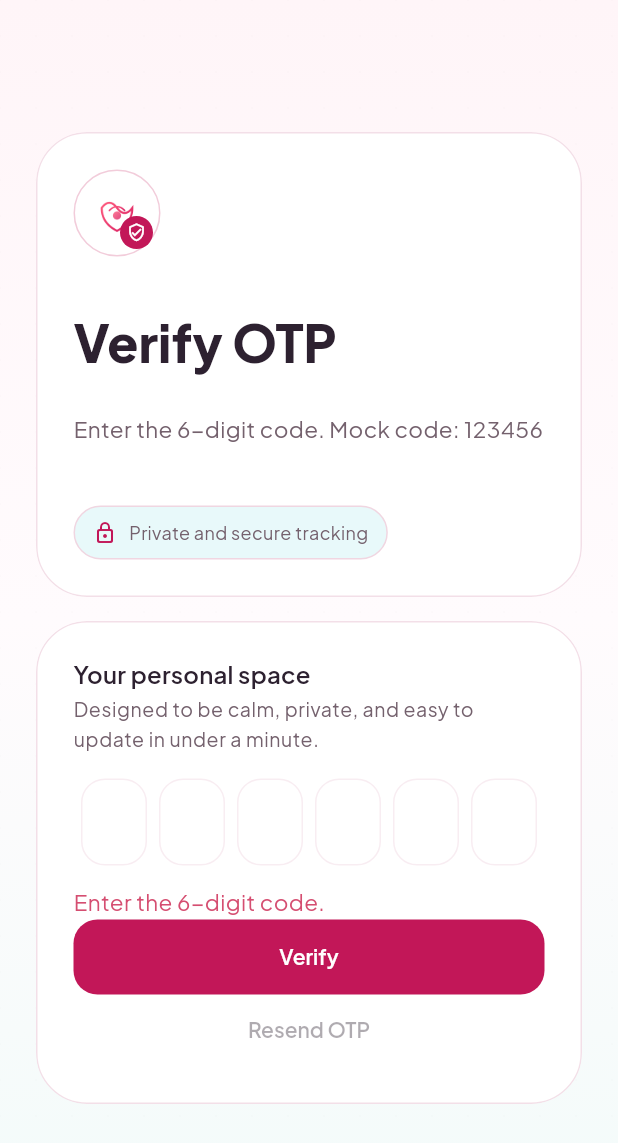
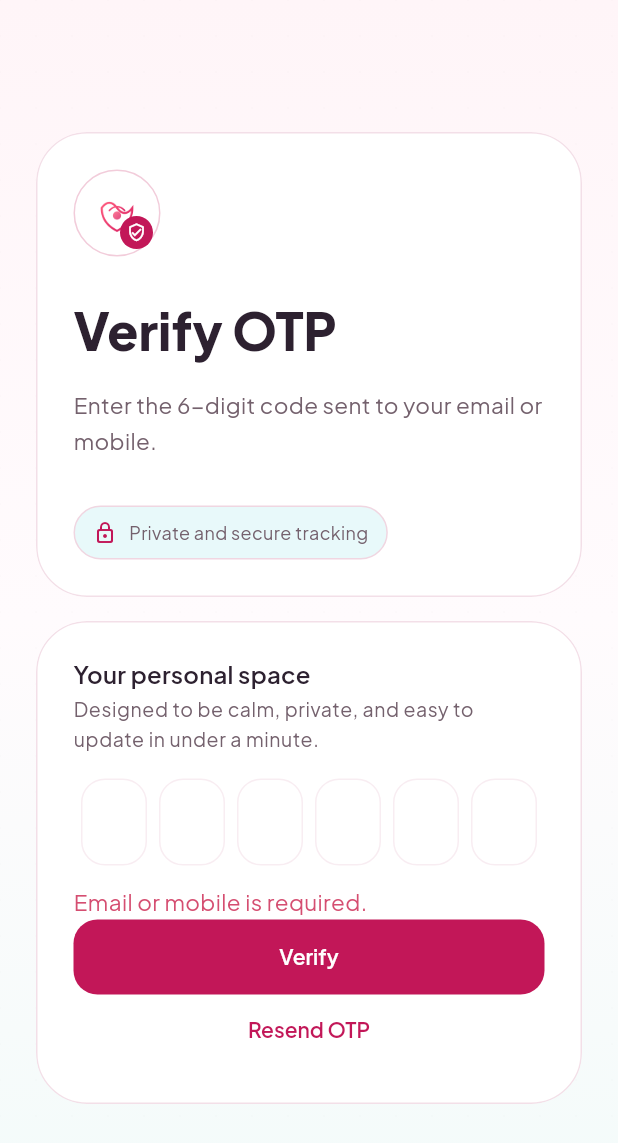
Before and after one commit to surajdevopscse/her_wellness_calender_app, a Flutter app: the VerifyOtpPage screen opened by its route, after a tap on "Verify", after a tap on "Resend OTP", on a phone screen of 412 x 824 dp. Shown: the top 1143 px of the screen. Run offline on Flutter 3.47's test engine with Material 3 defaults, Android fonts, the phone set to English and light mode, and no system bars; our stand-ins replace fl_chart, get, google_fonts, printing, shared_preferences, table_calendar; accounts and stored records are empty; network calls fail; project files that could hold a hidden picture were left out.

Commit message:
Some fixes

```diff
--- a/lib/features/women_wellness/authentication/presentation/bindings/authentication_binding.dart
+++ b/lib/features/women_wellness/authentication/presentation/bindings/authentication_binding.dart
@@ -44,7 +44,10 @@
       fenix: true,
     );
     Get.lazyPut(
-      () => VerifyOtpController(Get.find<VerifyOtpUseCase>()),
+      () => VerifyOtpController(
+        Get.find<VerifyOtpUseCase>(),
+        Get.find<ForgotPasswordUseCase>(),
+      ),
       fenix: true,
     );
   }
--- a/lib/features/women_wellness/authentication/presentation/controllers/forgot_password_controller.dart
+++ b/lib/features/women_wellness/authentication/presentation/controllers/forgot_password_controller.dart
@@ -25,15 +25,15 @@
     isLoading.value = true;
     try {
       await forgotPasswordUseCase(emailOrMobile: emailController.text.trim());
-      successMessage.value = 'Reset instructions sent.';
+      successMessage.value = 'Reset code sent.';
       Get.toNamed(
-        AuthenticationRoutes.resetPassword,
+        AuthenticationRoutes.verifyOtp,
         arguments: emailController.text.trim(),
       );
     } on AppException catch (error) {
       errorMessage.value = error.message;
     } catch (_) {
-      errorMessage.value = 'Unable to send reset link.';
+      errorMessage.value = 'Unable to send reset code.';
     } finally {
       isLoading.value = false;
     }
--- a/lib/features/women_wellness/authentication/presentation/controllers/verify_otp_controller.dart
+++ b/lib/features/women_wellness/authentication/presentation/controllers/verify_otp_controller.dart
@@ -2,16 +2,19 @@
 import 'package:get/get.dart';
 
 import 'package:her_wellness_calender/core/errors/exceptions.dart';
+import 'package:her_wellness_calender/features/women_wellness/authentication/authentication_routes.dart';
+import 'package:her_wellness_calender/features/women_wellness/authentication/domain/usecases/forgot_password_usecase.dart';
 import 'package:her_wellness_calender/features/women_wellness/authentication/domain/usecases/verify_otp_usecase.dart';
-import 'package:her_wellness_calender/features/women_wellness/core/routes/wellness_routes.dart';
 
 class VerifyOtpController extends GetxController {
-  VerifyOtpController(this.verifyOtpUseCase);
+  VerifyOtpController(this.verifyOtpUseCase, this.forgotPasswordUseCase);
 
   final VerifyOtpUseCase verifyOtpUseCase;
+  final ForgotPasswordUseCase forgotPasswordUseCase;
 
   final emailOrMobile = ''.obs;
   final otpControllers = List.generate(6, (_) => TextEditingController());
+  final otpFocusNodes = List.generate(6, (_) => FocusNode());
   final isLoading = false.obs;
   final errorMessage = ''.obs;
   final canResend = true.obs;
@@ -19,24 +22,37 @@
   @override
   void onInit() {
     super.onInit();
-    emailOrMobile.value = (Get.arguments as String?) ?? 'demo@wellness.local';
+    emailOrMobile.value = (Get.arguments as String?) ?? '';
   }
 
   String get otp => otpControllers.map((c) => c.text).join();
 
+  void handleOtpChanged(int index, String value) {
+    if (value.isNotEmpty && index < otpFocusNodes.length - 1) {
+      otpFocusNodes[index + 1].requestFocus();
+    }
+    if (value.isEmpty && index > 0) {
+      otpFocusNodes[index - 1].requestFocus();
+    }
+  }
+
   Future<void> verify() async {
     errorMessage.value = '';
+    if (emailOrMobile.value.isEmpty) {
+      errorMessage.value = 'Email or mobile is required.';
+      return;
+    }
     if (otp.length != 6) {
       errorMessage.value = 'Enter the 6-digit code.';
       return;
     }
     isLoading.value = true;
     try {
-      await verifyOtpUseCase(
-        emailOrMobile: emailOrMobile.value,
-        otp: otp,
+      await verifyOtpUseCase(emailOrMobile: emailOrMobile.value, otp: otp);
+      Get.offNamed(
+        AuthenticationRoutes.resetPassword,
+        arguments: {'emailOrMobile': emailOrMobile.value, 'otp': otp},
       );
-      Get.offAllNamed(WellnessRoutes.dashboard);
     } on AppException catch (error) {
       errorMessage.value = error.message;
     } catch (_) {
@@ -47,10 +63,23 @@
   }
 
   Future<void> resend() async {
+    if (emailOrMobile.value.isEmpty) {
+      errorMessage.value = 'Email or mobile is required.';
+      return;
+    }
     canResend.value = false;
-    await Future<void>.delayed(const Duration(seconds: 2));
-    canResend.value = true;
-    Get.snackbar('OTP', 'Mock OTP resent: 123456');
+    errorMessage.value = '';
+    try {
+      await forgotPasswordUseCase(emailOrMobile: emailOrMobile.value);
+      Get.snackbar('OTP', 'A new reset code has been sent.');
+    } on AppException catch (error) {
+      errorMessage.value = error.message;
+    } catch (_) {
+      errorMessage.value = 'Unable to resend reset code.';
+    } finally {
+      await Future<void>.delayed(const Duration(seconds: 2));
+      canResend.value = true;
+    }
   }
 
   @override
@@ -58,6 +87,9 @@
     for (final controller in otpControllers) {
       controller.dispose();
     }
+    for (final node in otpFocusNodes) {
+      node.dispose();
+    }
     super.onClose();
   }
 }
--- a/lib/features/women_wellness/authentication/presentation/pages/verify_otp_page.dart
+++ b/lib/features/women_wellness/authentication/presentation/pages/verify_otp_page.dart
@@ -13,7 +13,7 @@
   Widget build(BuildContext context) {
     return AuthShellLayout(
       title: 'Verify OTP',
-      subtitle: 'Enter the 6-digit code. Mock code: 123456',
+      subtitle: 'Enter the 6-digit code sent to your email or mobile.',
       heroIcon: Icons.verified_user_outlined,
       child: Column(
         crossAxisAlignment: CrossAxisAlignment.stretch,
@@ -27,10 +27,13 @@
                 width: 44,
                 child: TextField(
                   controller: controller.otpControllers[index],
+                  focusNode: controller.otpFocusNodes[index],
                   textAlign: TextAlign.center,
                   keyboardType: TextInputType.number,
                   maxLength: 1,
                   inputFormatters: [FilteringTextInputFormatter.digitsOnly],
+                  onChanged: (value) =>
+                      controller.handleOtpChanged(index, value),
                   decoration: const InputDecoration(counterText: ''),
                 ),
               );
@@ -42,19 +45,25 @@
                 ? const SizedBox.shrink()
                 : Text(
                     controller.errorMessage.value,
-                    style: TextStyle(color: Theme.of(context).colorScheme.error),
+                    style: TextStyle(
+                      color: Theme.of(context).colorScheme.error,
+                    ),
                   ),
           ),
           Obx(
             () => FilledButton(
               onPressed: controller.isLoading.value ? null : controller.verify,
-              child: Text(controller.isLoading.value ? 'Verifying...' : 'Verify'),
+              child: Text(
+                controller.isLoading.value ? 'Verifying...' : 'Verify',
+              ),
             ),
           ),
           Obx(
             () => TextButton(
               onPressed: controller.canResend.value ? controller.resend : null,
-              child: const Text('Resend OTP'),
+              child: Text(
+                controller.canResend.value ? 'Resend OTP' : 'Sending...',
+              ),
             ),
           ),
         ],
--- a/lib/features/women_wellness/core/widgets/wellness_mobile_nav.dart
+++ b/lib/features/women_wellness/core/widgets/wellness_mobile_nav.dart
@@ -20,7 +20,7 @@
     (Icons.calendar_month_rounded, 'Cycle', 1),
     (Icons.edit_note_rounded, 'Log', 3),
     (Icons.insights_rounded, 'Trends', 5),
-    (Icons.tune_rounded, 'More', 9),
+    (Icons.tune_rounded, 'More', 11),
   ];
 
   @override
--- a/lib/features/women_wellness/dashboard/presentation/pages/wellness_dashboard_page.dart
+++ b/lib/features/women_wellness/dashboard/presentation/pages/wellness_dashboard_page.dart
@@ -47,15 +47,15 @@
       _DashboardHome(controller: controller),
       const WellnessCalendarPage(),
       const AddEditPeriodPage(),
-      const DailyLogPage(),
+      const DailyLogPage(showScaffold: false),
       const SymptomsSelectionPage(),
       const ReportsPage(),
       const CycleHistoryPage(),
       const ReminderSettingsPage(),
       const PrivacySettingsPage(),
-      const SettingsPage(),
       const InsightsPage(),
       const PdfReportPreviewPage(),
+      const SettingsPage(),
     ];
     return Obx(
       () => Scaffold(
--- a/lib/main.dart
+++ b/lib/main.dart
@@ -20,7 +20,7 @@
     ),
   );
 
-  await AppDependencies.initialize(environment: AppEnvironment.live);
+  await AppDependencies.initialize(environment: AppEnvironment.current);
 
   runApp(const App());
 }
--- a/pubspec.yaml
+++ b/pubspec.yaml
@@ -10,6 +10,7 @@
   flutter:
     sdk: flutter
 
+  cupertino_icons: ^1.0.8
   get: ^4.7.2
   dio: ^5.9.0
   fl_chart: ^1.1.1
```
Also changed, not shown: lib/app/environment/app_environment.dart (+13 -2 lines), lib/core/api/api_client.dart (+5 -10 lines), lib/features/women_wellness/authentication/presentation/controllers/reset_password_controller.dart (+11 -1 lines), lib/features/women_wellness/daily_log/presentation/pages/daily_log_page.dart (+21 -10 lines), lib/features/women_wellness/settings/presentation/controllers/settings_controller.dart (+50 -0 lines), lib/features/women_wellness/settings/presentation/pages/settings_page.dart (+4 -6 lines), pubspec.lock, 1 other file.
